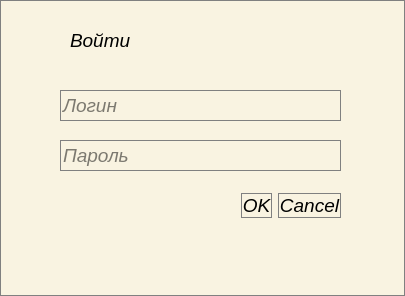
First picture: the form in login_admin.ui, repository lumpy6494/QtKursovoy, before the edit.
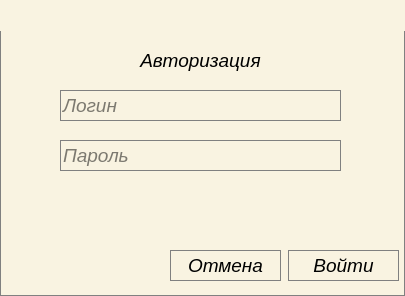
Second picture: the form after the edit.

The edit to the form file:
```diff
--- a/login_admin.ui
+++ b/login_admin.ui
@@ -18,34 +18,13 @@
 border: 1px solid gray;
 font: 75 italic 14pt;</string>
   </property>
-  <widget class="QDialogButtonBox" name="buttonBox">
-   <property name="geometry">
-    <rect>
-     <x>100</x>
-     <y>190</y>
-     <width>241</width>
-     <height>32</height>
-    </rect>
-   </property>
-   <property name="styleSheet">
-    <string notr="true">QPushButton:pressed{
-background-color :qconicalgradient(cx:0, cy:0, angle:135, stop:0 rgba(255, 255, 0, 69), stop:0.375 rgba(255, 255, 0, 69), stop:0.423533 rgba(251, 255, 0, 145), stop:0.45 rgba(247, 255, 0, 208), stop:0.477581 rgba(255, 244, 71, 130), stop:0.518717 rgba(255, 218, 71, 130), stop:0.55 rgba(255, 255, 0, 255), stop:0.57754 rgba(255, 203, 0, 130), stop:0.625 rgba(255, 255, 0, 69), stop:1 rgba(255, 255, 0, 69))
-}  </string>
-   </property>
-   <property name="orientation">
-    <enum>Qt::Horizontal</enum>
-   </property>
-   <property name="standardButtons">
-    <set>QDialogButtonBox::Cancel|QDialogButtonBox::Ok</set>
-   </property>
-  </widget>
   <widget class="QLabel" name="auth_lable">
    <property name="geometry">
     <rect>
-     <x>70</x>
-     <y>10</y>
+     <x>60</x>
+     <y>40</y>
      <width>281</width>
-     <height>61</height>
+     <height>41</height>
     </rect>
    </property>
    <property name="styleSheet">
@@ -53,7 +32,10 @@
 border: 0px; </string>
    </property>
    <property name="text">
-    <string>Войти</string>
+    <string>Авторизация</string>
+   </property>
+   <property name="alignment">
+    <set>Qt::AlignCenter</set>
    </property>
   </widget>
   <widget class="QLineEdit" name="auth_lineEdit_login">
@@ -85,6 +67,62 @@
     <string>Пароль</string>
    </property>
   </widget>
+  <widget class="QPushButton" name="pushButton_ok">
+   <property name="geometry">
+    <rect>
+     <x>288</x>
+     <y>250</y>
+     <width>111</width>
+     <height>31</height>
+    </rect>
+   </property>
+   <property name="styleSheet">
+    <string notr="true">QPushButton:pressed{
+background-color :qconicalgradient(cx:0, cy:0, angle:135, stop:0 rgba(255, 255, 0, 69), stop:0.375 rgba(255, 255, 0, 69), stop:0.423533 rgba(251, 255, 0, 145), stop:0.45 rgba(247, 255, 0, 208), stop:0.477581 rgba(255, 244, 71, 130), stop:0.518717 rgba(255, 218, 71, 130), stop:0.55 rgba(255, 255, 0, 255), stop:0.57754 rgba(255, 203, 0, 130), stop:0.625 rgba(255, 255, 0, 69), stop:1 rgba(255, 255, 0, 69))
+}  </string>
+   </property>
+   <property name="text">
+    <string>Войти</string>
+   </property>
+  </widget>
+  <widget class="QPushButton" name="pushButton_cancel">
+   <property name="geometry">
+    <rect>
+     <x>170</x>
+     <y>250</y>
+     <width>111</width>
+     <height>31</height>
+    </rect>
+   </property>
+   <property name="styleSheet">
+    <string notr="true">QPushButton:pressed{
+background-color :qconicalgradient(cx:0, cy:0, angle:135, stop:0 rgba(255, 255, 0, 69), stop:0.375 rgba(255, 255, 0, 69), stop:0.423533 rgba(251, 255, 0, 145), stop:0.45 rgba(247, 255, 0, 208), stop:0.477581 rgba(255, 244, 71, 130), stop:0.518717 rgba(255, 218, 71, 130), stop:0.55 rgba(255, 255, 0, 255), stop:0.57754 rgba(255, 203, 0, 130), stop:0.625 rgba(255, 255, 0, 69), stop:1 rgba(255, 255, 0, 69))
+}  </string>
+   </property>
+   <property name="text">
+    <string>Отмена</string>
+   </property>
+  </widget>
+  <widget class="QLabel" name="login_label_status">
+   <property name="geometry">
+    <rect>
+     <x>0</x>
+     <y>0</y>
+     <width>411</width>
+     <height>31</height>
+    </rect>
+   </property>
+   <property name="styleSheet">
+    <string notr="true">border: 0;
+</string>
+   </property>
+   <property name="text">
+    <string/>
+   </property>
+   <property name="alignment">
+    <set>Qt::AlignCenter</set>
+   </property>
+  </widget>
  </widget>
  <resources/>
  <connections>
```
Left out of the diff: 39 changed lines with no effect on the pictures.
